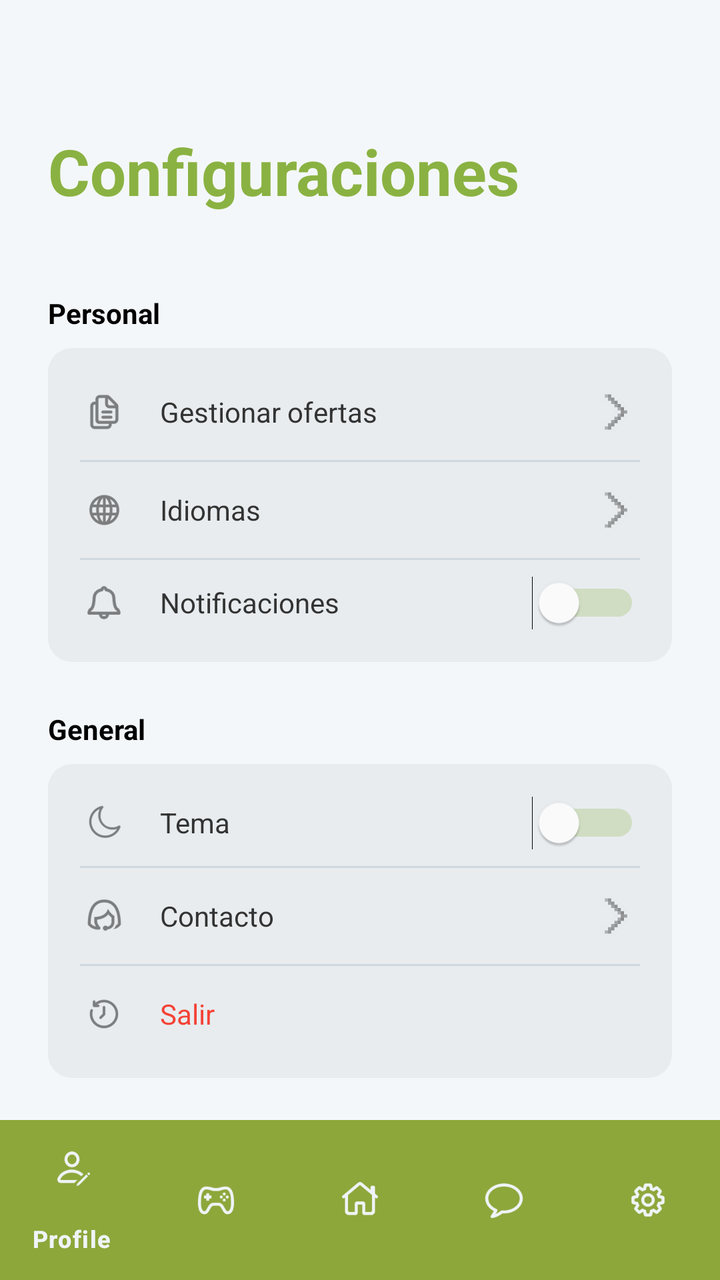
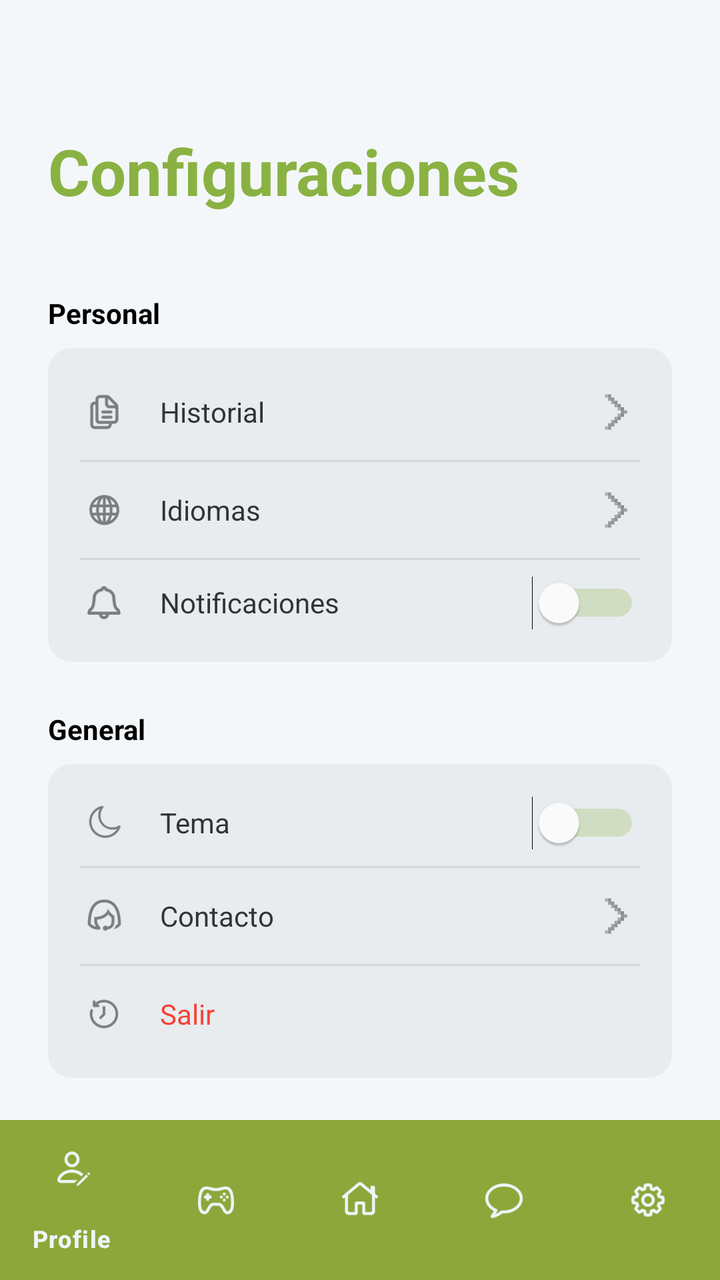

Two renders of the same Android screen: before a commit and after it. Below are the layout's source before the change and the commit's diff.
<!-- AndroidManifest.xml: application theme Theme.SIMEXMOVIL -->
<!-- res/layout/activity_settings.xml -->
<?xml version="1.0" encoding="utf-8"?>
<androidx.constraintlayout.widget.ConstraintLayout
    xmlns:android="http://schemas.android.com/apk/res/android"
    xmlns:app="http://schemas.android.com/apk/res-auto"
    android:layout_width="match_parent"
    android:layout_height="match_parent"
    android:background="#F4F7FA"> <ScrollView
    android:layout_width="match_parent"
    android:layout_height="0dp"
    android:scrollbars="none"
    app:layout_constraintTop_toTopOf="parent"
    app:layout_constraintBottom_toTopOf="@+id/contenedor_menu"
    app:layout_constraintStart_toStartOf="parent"
    app:layout_constraintEnd_toEndOf="parent">

    <LinearLayout
        android:layout_width="match_parent"
        android:layout_height="wrap_content"
        android:orientation="vertical"
        android:padding="24dp">

        <TextView
            android:layout_width="wrap_content"
            android:layout_height="wrap_content"
            android:layout_marginTop="40dp"
            android:layout_marginBottom="40dp"
            android:text="Configuraciones"
            android:textColor="#8AB242"
            android:textSize="32sp"
            android:textStyle="bold" />

        <TextView
            android:layout_width="match_parent"
            android:layout_height="wrap_content"
            android:text="Personal"
            android:textColor="#000000"
            android:textSize="14sp"
            android:textStyle="bold"
            android:layout_marginBottom="8dp"/>

        <LinearLayout
            android:layout_width="match_parent"
            android:layout_height="wrap_content"
            android:orientation="vertical"
            android:background="@drawable/bg_box_settings"
            android:paddingHorizontal="16dp"
            android:paddingVertical="8dp">

            <TextView
                android:id="@+id/txv_documentation"
                android:layout_width="match_parent"
                android:layout_height="wrap_content"
                android:text="Gestionar ofertas"
                android:textSize="14sp"
                android:textColor="#333333"
                android:paddingVertical="12dp"
                android:background="?android:attr/selectableItemBackground"
                android:drawableStart="@drawable/ic_documents"
                android:drawableEnd="@drawable/ic_back"
                android:drawablePadding="16dp"
                android:gravity="center_vertical"/>

            <View
                android:layout_width="match_parent"
                android:layout_height="1dp"
                android:background="#D0D8E0" />

            <TextView
                android:id="@+id/txv_language"
                android:layout_width="match_parent"
                android:layout_height="wrap_content"
                android:text="Idiomas"
                android:textSize="14sp"
                android:textColor="#333333"
                android:paddingVertical="12dp"
                android:background="?android:attr/selectableItemBackground"
                android:drawableStart="@drawable/ic_languaje"
                android:drawableEnd="@drawable/ic_back"
                android:drawablePadding="16dp"
                android:gravity="center_vertical"/>

            <View
                android:layout_width="match_parent"
                android:layout_height="1dp"
                android:background="#D0D8E0" />

            <LinearLayout
                android:layout_width="match_parent"
                android:layout_height="wrap_content"
                android:orientation="horizontal"
                android:paddingVertical="8dp"
                android:gravity="center_vertical">

                <TextView
                    android:layout_width="0dp"
                    android:layout_height="wrap_content"
                    android:layout_weight="1"
                    android:text="Notificaciones"
                    android:textSize="14sp"
                    android:textColor="#333333"
                    android:drawableStart="@drawable/ic_notifications"
                    android:drawablePadding="16dp"
                    android:gravity="center_vertical"/>

                <Switch
                    android:id="@+id/switch_notificaciones"
                    android:layout_width="wrap_content"
                    android:layout_height="wrap_content"
                    android:thumbTint="#FFFFFF"
                    android:trackTint="#8AB242" />
            </LinearLayout>

        </LinearLayout>

        <TextView
            android:layout_width="match_parent"
            android:layout_height="wrap_content"
            android:layout_marginTop="24dp"
            android:text="General"
            android:textColor="#000000"
            android:textSize="14sp"
            android:textStyle="bold"
            android:layout_marginBottom="8dp"/>

        <LinearLayout
            android:layout_width="match_parent"
            android:layout_height="wrap_content"
            android:orientation="vertical"
            android:background="@drawable/bg_box_settings"
            android:paddingHorizontal="16dp"
            android:paddingVertical="8dp"
            android:layout_marginBottom="40dp"> <LinearLayout
            android:layout_width="match_parent"
            android:layout_height="wrap_content"
            android:orientation="horizontal"
            android:paddingVertical="8dp"
            android:gravity="center_vertical">

            <TextView
                android:layout_width="0dp"
                android:layout_height="wrap_content"
                android:layout_weight="1"
                android:text="Tema"
                android:textSize="14sp"
                android:textColor="#333333"
                android:drawableStart="@drawable/ic_moon"
                android:drawablePadding="16dp"
                android:gravity="center_vertical"/>

            <Switch
                android:id="@+id/switch_dark_mode"
                android:layout_width="wrap_content"
                android:layout_height="wrap_content"
                android:thumbTint="#FFFFFF"
                android:trackTint="#8AB242" />
        </LinearLayout>

            <View
                android:layout_width="match_parent"
                android:layout_height="1dp"
                android:background="#D0D8E0" />

            <TextView
                android:id="@+id/txv_contact"
                android:layout_width="match_parent"
                android:layout_height="wrap_content"
                android:text="Contacto"
                android:textSize="14sp"
                android:textColor="#333333"
                android:paddingVertical="12dp"
                android:background="?android:attr/selectableItemBackground"
                android:drawableStart="@drawable/ic_support"
                android:drawableEnd="@drawable/ic_back"
                android:drawablePadding="16dp"
                android:gravity="center_vertical"/>

            <View
                android:layout_width="match_parent"
                android:layout_height="1dp"
                android:background="#D0D8E0" />

            <TextView
                android:id="@+id/txv_logout"
                android:layout_width="match_parent"
                android:layout_height="wrap_content"
                android:text="Salir"
                android:textColor="#F44336"
                android:textSize="14sp"
                android:paddingVertical="12dp"
                android:background="?android:attr/selectableItemBackground"
                android:drawableStart="@drawable/ic_logout"
                android:drawablePadding="16dp"
                android:gravity="center_vertical"/>

        </LinearLayout>
    </LinearLayout>
</ScrollView>

    <FrameLayout
        android:id="@+id/contenedor_menu"
        android:layout_width="match_parent"
        android:layout_height="wrap_content"
        app:layout_constraintBottom_toBottomOf="parent"
        app:layout_constraintStart_toStartOf="parent"
        app:layout_constraintEnd_toEndOf="parent">

        <include layout="@layout/layout_menu_reutilizable" />

    </FrameLayout>

</androidx.constraintlayout.widget.ConstraintLayout>
<!-- res/layout/layout_menu_reutilizable.xml (included above) -->
<?xml version="1.0" encoding="utf-8"?>
<com.google.android.material.bottomnavigation.BottomNavigationView
    xmlns:android="http://schemas.android.com/apk/res/android"
    xmlns:app="http://schemas.android.com/apk/res-auto"

    android:id="@+id/bottom_navigation"
    android:layout_width="match_parent"
    android:layout_height="wrap_content"

    app:menu="@menu/general_menu"
    android:background="@color/green"
    app:itemIconTint="@color/white"
    app:itemTextColor="@color/white" />
<!-- resources referenced by this layout -->
<resources>
  <color name="green">#8DA73A</color>
  <color name="white">#F0F4F9</color>
  <!-- drawable bg_box_settings (drawable) -->
  <?xml version="1.0" encoding="utf-8"?>
  <shape xmlns:android="http://schemas.android.com/apk/res/android">
      <solid android:color="#E8ECEF" /> <corners android:radius="12dp" />
  </shape>
  <!-- drawable ic_back: png bitmap (drawable-hdpi, 563 bytes) -->
  <!-- drawable ic_documents: png bitmap (drawable-hdpi, 712 bytes) -->
  <!-- drawable ic_languaje: png bitmap (drawable-hdpi, 679 bytes) -->
  <!-- drawable ic_logout: png bitmap (drawable-hdpi, 700 bytes) -->
  <!-- drawable ic_moon: png bitmap (drawable-hdpi, 746 bytes) -->
  <!-- drawable ic_notifications: png bitmap (drawable-hdpi, 679 bytes) -->
  <!-- drawable ic_support: png bitmap (drawable-hdpi, 946 bytes) -->
  <style name="Theme.SIMEXMOVIL" parent="Base.Theme.SIMEXMOVIL" />
  <style name="Base.Theme.SIMEXMOVIL" parent="Theme.Material3.DayNight.NoActionBar">
          
          
      </style>
</resources>

<!-- the commit's change to res/layout/activity_settings.xml (unified diff, before → after) -->
@@ -4,7 +4,8 @@
     xmlns:app="http://schemas.android.com/apk/res-auto"
     android:layout_width="match_parent"
     android:layout_height="match_parent"
-    android:background="#F4F7FA"> <ScrollView
+    android:background="#F4F7FA">
+    <ScrollView
     android:layout_width="match_parent"
     android:layout_height="0dp"
     android:scrollbars="none"
@@ -50,7 +51,7 @@
                 android:id="@+id/txv_documentation"
                 android:layout_width="match_parent"
                 android:layout_height="wrap_content"
-                android:text="Gestionar ofertas"
+                android:text="Historial"
                 android:textSize="14sp"
                 android:textColor="#333333"
                 android:paddingVertical="12dp"
@@ -129,7 +130,8 @@
             android:background="@drawable/bg_box_settings"
             android:paddingHorizontal="16dp"
             android:paddingVertical="8dp"
-            android:layout_marginBottom="40dp"> <LinearLayout
+            android:layout_marginBottom="40dp">
+            <LinearLayout
             android:layout_width="match_parent"
             android:layout_height="wrap_content"
             android:orientation="horizontal"
